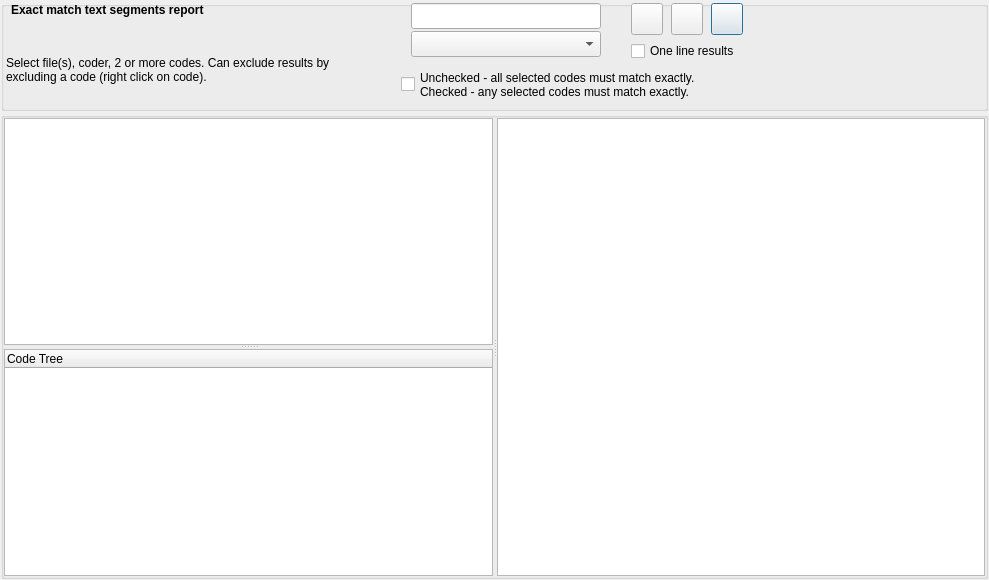
Before: the Qt Designer form src/GUI_UIs/ui_report_matching_segments.ui in ccbogel/QualCoder, drawn with Qt 5.
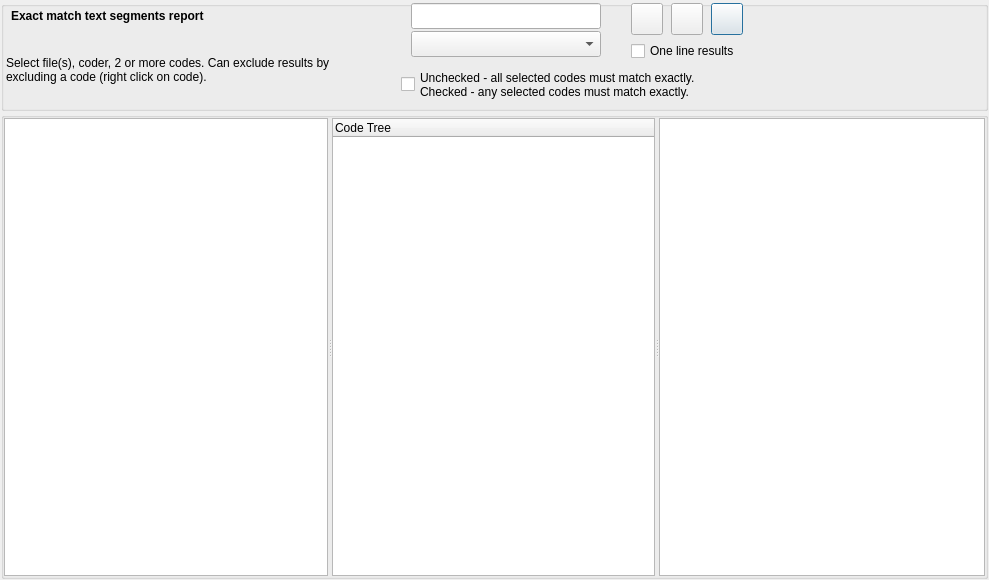
After: the same form once the commit is applied.

```diff
--- a/src/GUI_UIs/ui_report_matching_segments.ui
+++ b/src/GUI_UIs/ui_report_matching_segments.ui
@@ -79,6 +79,7 @@
       </property>
       <property name="font">
        <font>
+        <weight>75</weight>
         <bold>true</bold>
        </font>
       </property>
@@ -91,9 +92,6 @@
       <property name="scaledContents">
        <bool>true</bool>
       </property>
-      <property name="alignment">
-       <set>Qt::AlignmentFlag::AlignLeading|Qt::AlignmentFlag::AlignLeft|Qt::AlignmentFlag::AlignTop</set>
-      </property>
       <property name="wordWrap">
        <bool>true</bool>
       </property>
@@ -265,13 +263,7 @@
       </property>
       <item row="0" column="0">
        <widget class="QSplitter" name="splitter">
-        <property name="orientation">
-         <enum>Qt::Orientation::Horizontal</enum>
-        </property>
         <widget class="QSplitter" name="splitter_vert">
-         <property name="orientation">
-          <enum>Qt::Orientation::Vertical</enum>
-         </property>
          <widget class="QListWidget" name="listWidget_files"/>
          <widget class="QTreeWidget" name="treeWidget">
           <column>
```
Left out of the diff: 6 changed lines with no effect on the pictures.
